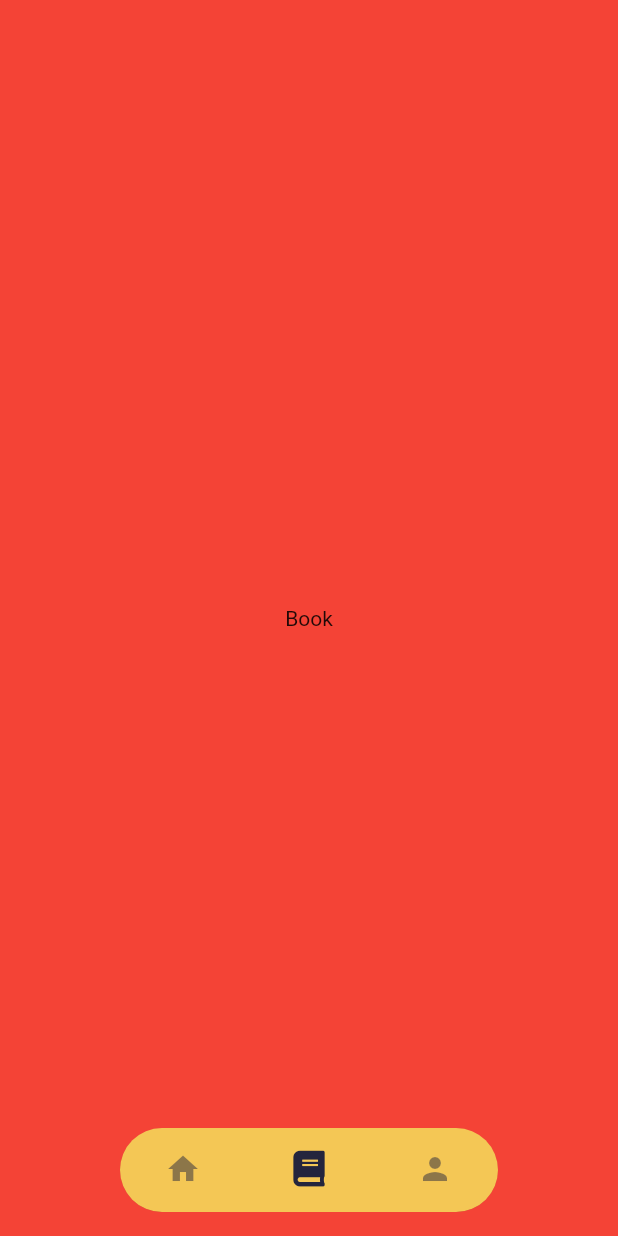
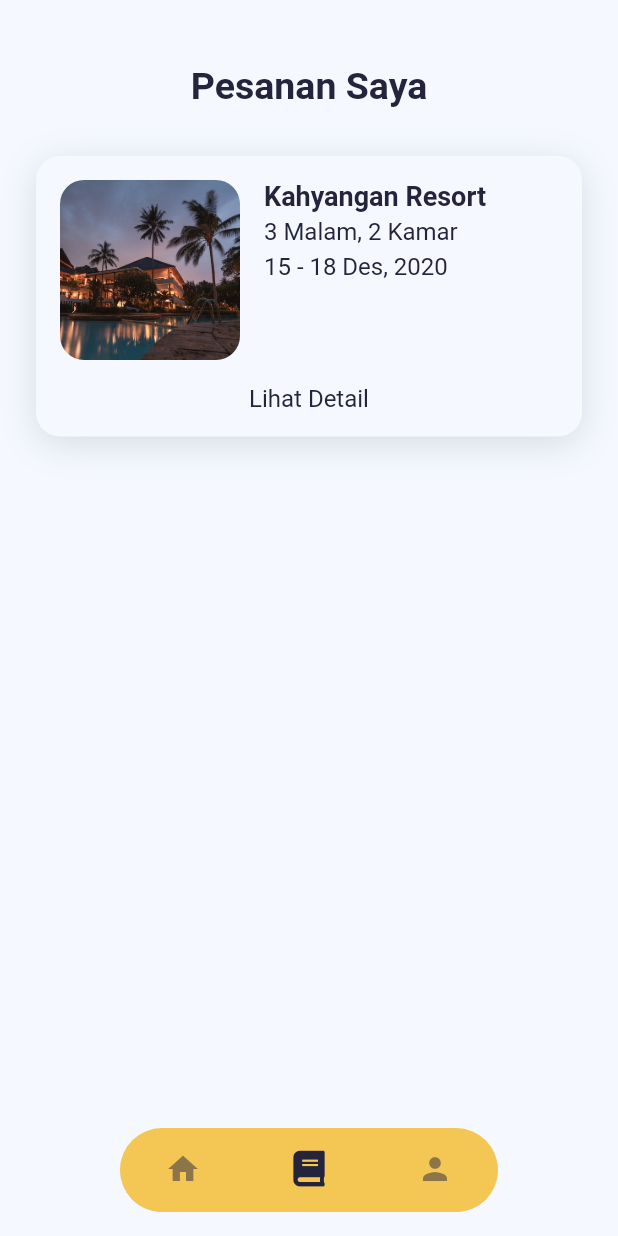
Before and after one commit to akhiang/reservation-hotel, a Flutter app: the screen it shows after launch, item 2 of the bottom bar chosen, on a phone screen of 412 x 824 dp. Run offline on Flutter 3.47's test engine with Material 2 defaults, Android fonts, the phone set to English and light mode, and no system bars; our stand-ins replace carousel_slider, flutter_rating_bar, font_awesome_flutter, sliding_sheet, sliding_up_panel, step_progress_indicator and 1 more; missing offline and left inert: snapping_sheet.

Commit message:
add hotel room screen, booked menu screen

```diff
--- a/lib/models/models.dart
+++ b/lib/models/models.dart
@@ -1,2 +1,3 @@
 part 'package:dangau_hotel/models/hotel.dart';
 part 'package:dangau_hotel/models/food.dart';
+part 'package:dangau_hotel/models/room.dart';
--- a/lib/screens/book/book_screen.dart
+++ b/lib/screens/book/book_screen.dart
@@ -8,10 +8,18 @@ class BookScreen extends StatefulWidget {
 class _BookScreenState extends State<BookScreen> {
   @override
   Widget build(BuildContext context) {
-    return Container(
-      color: Colors.red,
-      child: Center(
-        child: Text('Book'),
+    return Scaffold(
+      appBar: PreferredSize(
+        preferredSize: Size.fromHeight(88.0),
+        child: CustomAppBar(title: 'Pesanan Saya', isLeading: false),
+      ),
+      body: SingleChildScrollView(
+        child: Column(
+          children: [
+            BookedRoomCard(),
+            // BookedRoomCard(),
+          ],
+        ),
       ),
     );
   }
--- /dev/null
+++ b/lib/screens/book/widgets/booked_room_card.dart
@@ -0,0 +1,127 @@
+part of 'package:dangau_hotel/screens/screens.dart';
+
+class BookedRoomCard extends StatefulWidget {
+  const BookedRoomCard({
+    Key key,
+  }) : super(key: key);
+
+  @override
+  _BookedRoomCardState createState() => _BookedRoomCardState();
+}
+
+class _BookedRoomCardState extends State<BookedRoomCard> {
+  bool _isExpanded = false;
+
+  ///Toogle the box to expand or collapse
+  void _toogleExpand() {
+    print('toggle');
+    setState(() {
+      _isExpanded = !_isExpanded;
+    });
+  }
+
+  @override
+  Widget build(BuildContext context) {
+    return Container(
+      padding: const EdgeInsets.symmetric(horizontal: 24.0, vertical: 16.0),
+      child: Column(
+        children: [
+          Container(
+            width: double.infinity,
+            decoration: BoxDecoration(
+              color: ColorConst.kThirdColor,
+              borderRadius: BorderRadius.circular(16.0),
+              boxShadow: [
+                BoxShadow(
+                  color: ColorConst.kSecondaryColor.withOpacity(0.15),
+                  offset: Offset(0.0, 5.0),
+                  blurRadius: 20.0,
+                ),
+              ],
+            ),
+            child: Column(
+              children: [
+                BookedRoomTile(),
+                ExpandedSection(
+                  expand: _isExpanded,
+                  child: BookedRoomDetail(),
+                ),
+                InkWell(
+                  onTap: _toogleExpand,
+                  child: Container(
+                    // padding: EdgeInsets.all(16.0),
+                    child: Text(
+                      _isExpanded ? 'Tutup' : 'Lihat Detail',
+                      style: TextStyle(
+                        color: ColorConst.kSecondaryColor,
+                        fontSize: 16.0,
+                      ),
+                    ),
+                  ),
+                ),
+                SizedBox(height: 16.0),
+              ],
+            ),
+          )
+        ],
+      ),
+    );
+  }
+}
+
+class ExpandedSection extends StatefulWidget {
+  final Widget child;
+  final bool expand;
+  ExpandedSection({this.expand = false, this.child});
+
+  @override
+  _ExpandedSectionState createState() => _ExpandedSectionState();
+}
+
+class _ExpandedSectionState extends State<ExpandedSection>
+    with SingleTickerProviderStateMixin {
+  AnimationController expandController;
+  Animation<double> animation;
+
+  @override
+  void initState() {
+    super.initState();
+    prepareAnimations();
+  }
+
+  ///Setting up the animation
+  void prepareAnimations() {
+    expandController =
+        AnimationController(vsync: this, duration: Duration(milliseconds: 100));
+    Animation curve = CurvedAnimation(
+      parent: expandController,
+      curve: Curves.fastOutSlowIn,
+    );
+    animation = Tween(begin: 0.0, end: 1.0).animate(curve)
+      ..addListener(() {
+        setState(() {});
+      });
+  }
+
+  @override
+  void didUpdateWidget(ExpandedSection oldWidget) {
+    super.didUpdateWidget(oldWidget);
+    if (widget.expand) {
+      expandController.forward();
+    } else {
+      expandController.reverse();
+    }
+  }
+
+  @override
+  void dispose() {
+    expandController.dispose();
+    super.dispose();
+  }
+
+  @override
+  Widget build(BuildContext context) {
+    return SizeTransition(
+        axisAlignment: 1.0, sizeFactor: animation, child: widget.child);
+  }
+}
--- /dev/null
+++ b/lib/screens/book/widgets/booked_room_tile.dart
@@ -0,0 +1,68 @@
+part of 'package:dangau_hotel/screens/screens.dart';
+
+class BookedRoomTile extends StatelessWidget {
+  const BookedRoomTile({
+    Key key,
+  }) : super(key: key);
+
+  @override
+  Widget build(BuildContext context) {
+    return Container(
+      padding: EdgeInsets.all(16.0),
+      child: Column(
+        children: [
+          Row(
+            crossAxisAlignment: CrossAxisAlignment.start,
+            children: [
+              ClipRRect(
+                borderRadius: BorderRadius.all(Radius.circular(16.0)),
+                child: SizedBox(
+                  width: 120.0,
+                  child: AspectRatio(
+                    aspectRatio: 1.0,
+                    child: Image(
+                      image:
+                          AssetImage('assets/images/pexels-pixabay-258154.jpg'),
+                      fit: BoxFit.cover,
+                    ),
+                  ),
+                ),
+              ),
+              SizedBox(width: 16.0),
+              Column(
+                mainAxisAlignment: MainAxisAlignment.spaceBetween,
+                crossAxisAlignment: CrossAxisAlignment.start,
+                children: [
+                  Text(
+                    'Kahyangan Resort',
+                    style: TextStyle(
+                      color: ColorConst.kSecondaryColor,
+                      fontWeight: FontWeight.w600,
+                      fontSize: 18.0,
+                    ),
+                  ),
+                  SizedBox(height: 4.0),
+                  Text(
+                    '3 Malam, 2 Kamar',
+                    style: TextStyle(
+                      color: ColorConst.kSecondaryColor,
+                      fontSize: 16.0,
+                    ),
+                  ),
+                  SizedBox(height: 4.0),
+                  Text(
+                    '15 - 18 Des, 2020',
+                    style: TextStyle(
+                      color: ColorConst.kSecondaryColor,
+                      fontSize: 16.0,
+                    ),
+                  ),
+                ],
+              ),
+            ],
+          ),
+        ],
+      ),
+    );
+  }
+}
--- a/lib/screens/home/home_screen.dart
+++ b/lib/screens/home/home_screen.dart
@@ -18,7 +18,10 @@ class HomeScreen extends StatelessWidget {
                         children: [
                           Stack(
                             children: [
-                              HomeCarousel(list: list),
+                              HomeCarousel(
+                                list: list,
+                                indicatorHeight: 72.0,
+                              ),
                               HomeHeader(),
                             ],
                           ),
--- a/lib/screens/hotel/hotel_food.dart
+++ b/lib/screens/hotel/hotel_food.dart
@@ -18,7 +18,6 @@ class _HotelFoodState extends State<HotelFood> {
   @override
   Widget build(BuildContext context) {
     return SingleChildScrollView(
-      // controller: _controller,
       child: Column(
         children: [
           _buildPopularFood(context),
@@ -84,8 +83,8 @@ class _HotelFoodState extends State<HotelFood> {
             ),
           ),
           Container(
-            height: 500.0,
             child: ListView.builder(
+              shrinkWrap: true,
               physics: NeverScrollableScrollPhysics(),
               padding: EdgeInsets.symmetric(horizontal: 16.0),
               itemCount: foods.length,
--- a/lib/screens/hotel/hotel_screen_5.dart
+++ b/lib/screens/hotel/hotel_screen_5.dart
@@ -91,12 +91,12 @@ class _HotelScreen5State extends State<HotelScreen5>
           ),
         ),
         snapPositions: const [
+          SnapPosition(positionFactor: 0.4),
           SnapPosition(
               positionPixel: 0.0,
               snappingCurve: Curves.elasticOut,
               snappingDuration: Duration(milliseconds: 750)),
-          SnapPosition(positionFactor: 0.4),
-          SnapPosition(positionFactor: 0.7),
+          SnapPosition(positionFactor: 0.75),
         ],
         child: Stack(
           children: [
--- a/lib/screens/hotel/widgets/other_food_card.dart
+++ b/lib/screens/hotel/widgets/other_food_card.dart
@@ -1,5 +1,4 @@
 part of 'package:dangau_hotel/screens/screens.dart';
-
 
 class OtherFoodCard extends StatelessWidget {
   const OtherFoodCard({
@@ -11,8 +10,8 @@ class OtherFoodCard extends StatelessWidget {
 
   @override
   Widget build(BuildContext context) {
-    return Padding(
-      padding: const EdgeInsets.symmetric(vertical: 10),
+    return Container(
+      margin: EdgeInsets.symmetric(vertical: 12.0),
       child: Row(
         mainAxisAlignment: MainAxisAlignment.start,
         crossAxisAlignment: CrossAxisAlignment.center,
--- a/lib/screens/screens.dart
+++ b/lib/screens/screens.dart
@@ -30,6 +30,7 @@ part 'package:dangau_hotel/screens/hotel/hotel_screen_2.dart';
 part 'package:dangau_hotel/screens/hotel/hotel_screen_3.dart';
 part 'package:dangau_hotel/screens/hotel/hotel_screen_4.dart';
 part 'package:dangau_hotel/screens/hotel/hotel_screen_5.dart';
+part 'package:dangau_hotel/screens/hotel/room_screen.dart';
 part 'package:dangau_hotel/screens/hotel/hotel_information.dart';
 part 'package:dangau_hotel/screens/hotel/hotel_food.dart';
 part 'package:dangau_hotel/screens/hotel/hotel_review.dart';
@@ -42,6 +43,9 @@ part 'package:dangau_hotel/screens/hotel/widgets/review_bar.dart';
 part 'package:dangau_hotel/screens/hotel/widgets/review_list_tile.dart';
 
 part 'package:dangau_hotel/screens/book/book_screen.dart';
+part 'package:dangau_hotel/screens/book/widgets/booked_room_card.dart';
+part 'package:dangau_hotel/screens/book/widgets/booked_room_tile.dart';
+part 'package:dangau_hotel/screens/book/widgets/booked_room_detail.dart';
 
 part 'package:dangau_hotel/screens/profile/profile_screen.dart';
 part 'package:dangau_hotel/screens/profile/edit_profile_screen.dart';
```
Also changed, not shown: lib/models/room.dart (added, +40 -0 lines), lib/screens/book/widgets/booked_room_detail.dart (added, +131 -0 lines), lib/screens/home/widgets/home_carousel.dart (+53 -7 lines), lib/screens/hotel/room_screen.dart (added, +186 -0 lines), lib/screens/hotel/widgets/facility_card.dart (+5 -2 lines), lib/screens/hotel/widgets/room_card.dart (+12 -2 lines).
